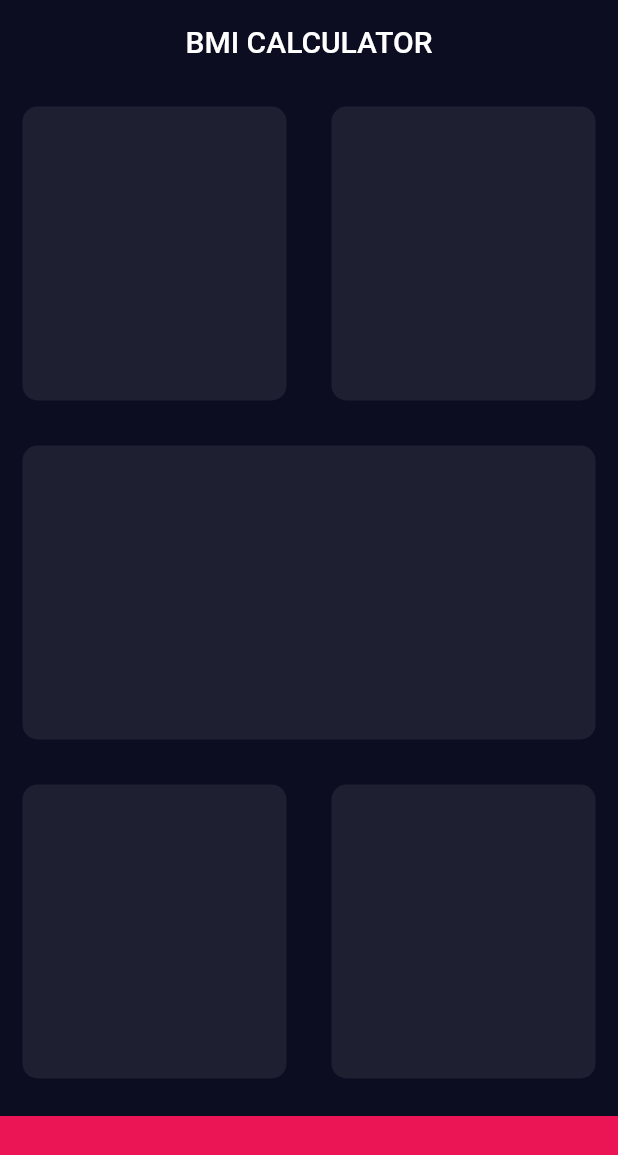
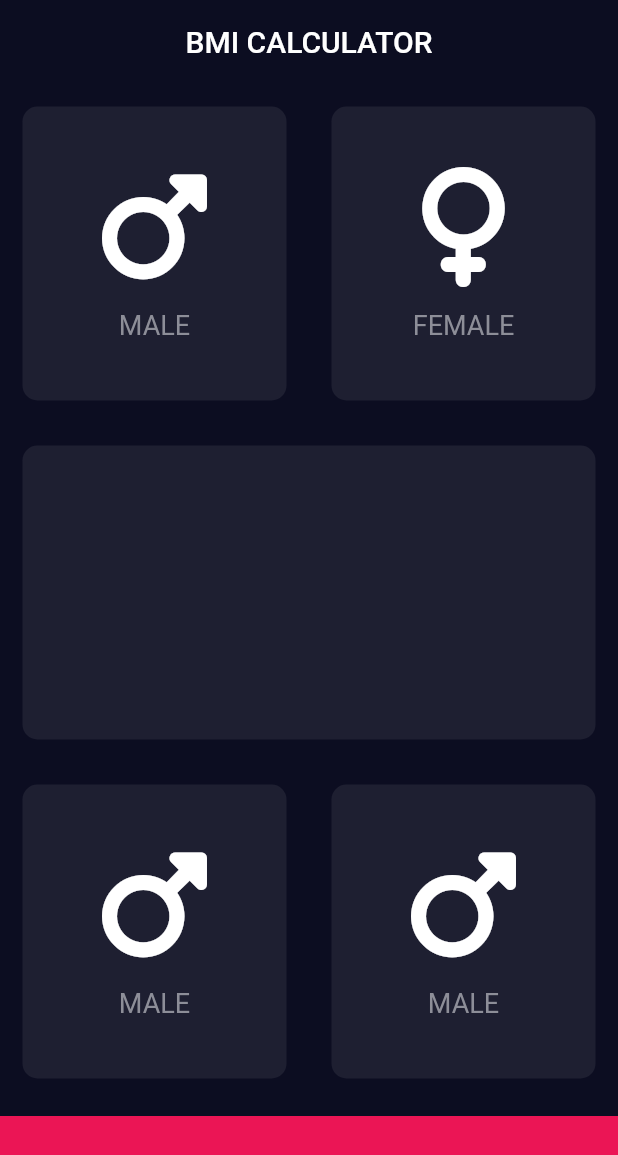
Before and after one commit to R4Y4N16/BMI_Calculator, a Flutter app: the screen it shows after launch, on a phone screen of 412 x 824 dp. Shown: the top 1155 px of the screen. Run offline on Flutter 3.47's test engine with Material 2 defaults, Android fonts, the phone set to English and light mode, and no system bars; our stand-ins replace font_awesome_flutter.

```diff
--- /dev/null
+++ b/lib/icon_content.dart
@@ -0,0 +1,33 @@
+import 'package:flutter/material.dart';
+
+const labelTextStyle = TextStyle(
+  fontSize: 18.0,
+  color: Color(0xFF8D8E98),
+);
+
+class IconContent extends StatelessWidget {
+  IconContent({required this.icon, required this.label});
+
+  final String label;
+  final IconData icon;
+
+  @override
+  Widget build(BuildContext context) {
+    return Column(
+      mainAxisAlignment: MainAxisAlignment.center,
+      children: <Widget>[
+        Icon(
+          icon,
+          size: 80.0,
+        ),
+        SizedBox(
+          height: 15.0,
+        ),
+        Text(
+          label,
+          style: labelTextStyle
+        )
+      ],
+    );
+  }
+}
--- a/lib/input_page.dart
+++ b/lib/input_page.dart
@@ -1,4 +1,7 @@
 import 'package:flutter/material.dart';
+import 'package:font_awesome_flutter/font_awesome_flutter.dart';
+import 'reusable_card.dart';
+import 'icon_content.dart';
 
 const bottomContainerHeight = 80.0;
 const activeCardColour = Color(0xFF1e1f31);
@@ -17,11 +20,21 @@ class _InputPageState extends State<InputPage> {
         title: const Center(child: Text('BMI CALCULATOR')),
       ),
       body: Column(
+        mainAxisAlignment: MainAxisAlignment.center,
         children: <Widget>[
           Expanded(child: Row(
             children: <Widget>[
-              Expanded(child: ReuseableCard(colour: activeCardColour,)),
-              Expanded(child: ReuseableCard(colour: activeCardColour,)),
+              Expanded(
+                child: ReusableCard(
+                  colour: activeCardColour,
+                  cardChild: IconContent(label: 'MALE',icon: FontAwesomeIcons.mars),
+                ),
+              ),
+              Expanded(
+                  child: ReusableCard(
+                    colour: activeCardColour,
+                    cardChild: IconContent(icon: FontAwesomeIcons.venus, label: 'FEMALE')),
+              ),
             ],
           )),
           Expanded(child: Container(
@@ -33,8 +46,8 @@ class _InputPageState extends State<InputPage> {
           ),),
           Expanded(child: Row(
             children: <Widget>[
-              Expanded(child: ReuseableCard(colour: activeCardColour,)),
-              Expanded(child: ReuseableCard(colour: activeCardColour,)),
+              Expanded(child: ReusableCard(colour: activeCardColour,cardChild: IconContent(label: 'MALE',icon: FontAwesomeIcons.mars),)),
+              Expanded(child: ReusableCard(colour: activeCardColour,cardChild: IconContent(label: 'MALE',icon: FontAwesomeIcons.mars),)),
             ],
           )),
           Container(
@@ -48,21 +61,3 @@ class _InputPageState extends State<InputPage> {
     );
   }
 }
-
-class ReuseableCard extends StatelessWidget {
-
-  ReuseableCard({required this.colour});
-
-  final Color colour;
-
-  @override
-  Widget build(BuildContext context) {
-    return Container(
-      margin: EdgeInsets.all(15.0),
-      decoration: BoxDecoration(
-        color: colour,
-        borderRadius: BorderRadius.circular(10.0),
-      ),
-    );
-  }
-}
--- /dev/null
+++ b/lib/reusable_card.dart
@@ -0,0 +1,21 @@
+import 'package:flutter/material.dart';
+
+class ReusableCard extends StatelessWidget {
+
+  ReusableCard({required this.colour, required this.cardChild});
+
+  final Color colour;
+  final Widget cardChild;
+
+  @override
+  Widget build(BuildContext context) {
+    return Container(
+      child: cardChild,
+      margin: EdgeInsets.all(15.0),
+      decoration: BoxDecoration(
+        color: colour,
+        borderRadius: BorderRadius.circular(10.0),
+      ),
+    );
+  }
+}
--- a/pubspec.yaml
+++ b/pubspec.yaml
@@ -14,6 +14,7 @@ dependencies:
 
 
   cupertino_icons: ^1.0.2
+  font_awesome_flutter: ^10.5.0
 
 dev_dependencies:
   flutter_test:
```
Also changed, not shown: pubspec.lock.
